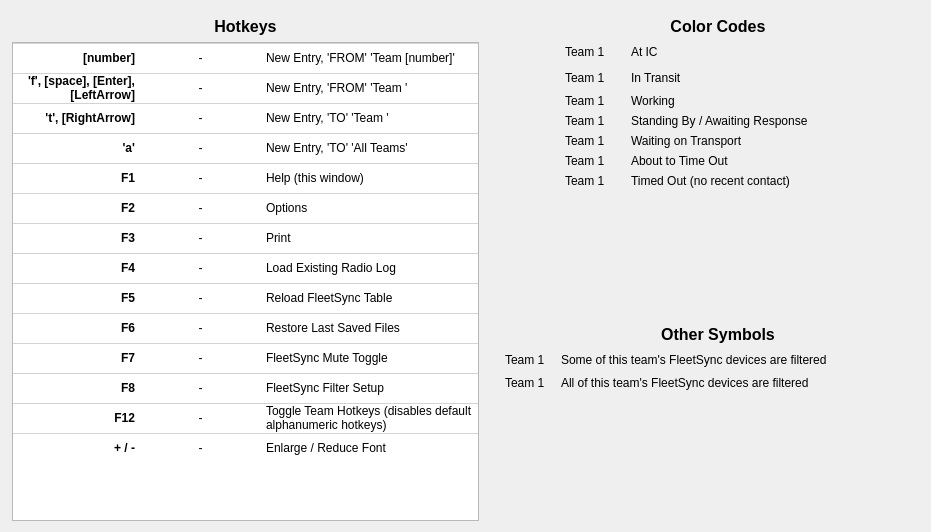
Above: designer/help.ui from ncssar/radiolog before the change. Below: the same form after it.
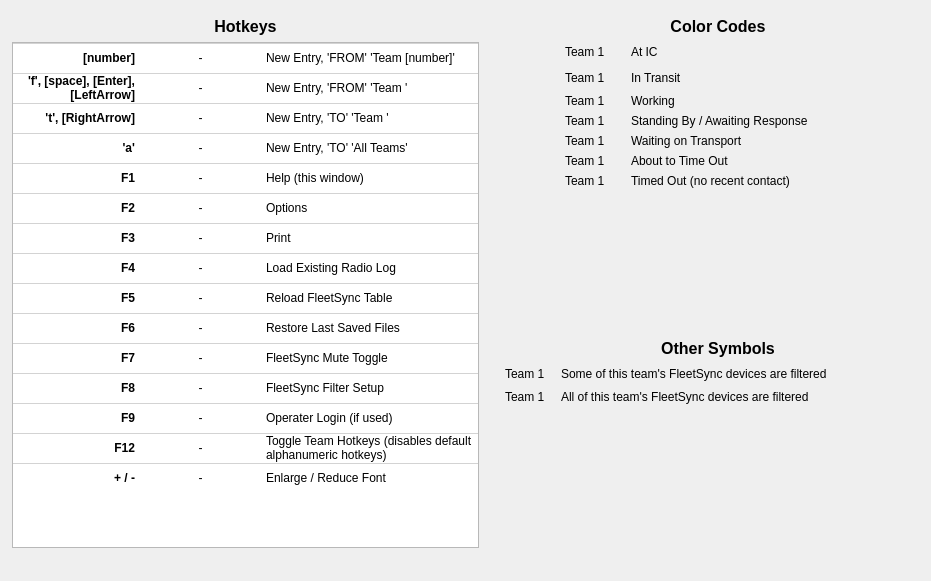
That is the form after the change.

What changed in the file:
```diff
--- a/designer/help.ui
+++ b/designer/help.ui
@@ -10,7 +10,7 @@
     <x>0</x>
     <y>0</y>
     <width>931</width>
-    <height>532</height>
+    <height>581</height>
    </rect>
   </property>
   <property name="sizePolicy">
@@ -31,7 +31,7 @@
      <x>12</x>
      <y>17</y>
      <width>939</width>
-     <height>504</height>
+     <height>531</height>
     </rect>
    </property>
    <layout class="QHBoxLayout" name="horizontalLayout_3">
@@ -207,6 +207,11 @@
           <string>New Row</string>
          </property>
         </row>
+        <row>
+         <property name="text">
+          <string>New Row</string>
+         </property>
+        </row>
         <row>
          <property name="text">
           <string>F12</string>
@@ -250,7 +255,7 @@
           </font>
          </property>
          <property name="textAlignment">
-          <set>AlignRight|AlignVCenter</set>
+          <set>AlignTrailing|AlignVCenter</set>
          </property>
         </item>
         <item row="0" column="1">
@@ -258,7 +263,7 @@
           <string>-</string>
          </property>
          <property name="textAlignment">
-          <set>AlignHCenter|AlignVCenter|AlignCenter</set>
+          <set>AlignCenter</set>
          </property>
         </item>
         <item row="0" column="2">
@@ -284,7 +289,7 @@
           </font>
          </property>
          <property name="textAlignment">
-          <set>AlignRight|AlignVCenter</set>
+          <set>AlignTrailing|AlignVCenter</set>
          </property>
         </item>
         <item row="1" column="1">
@@ -292,7 +297,7 @@
           <string>-</string>
          </property>
          <property name="textAlignment">
-          <set>AlignHCenter|AlignVCenter|AlignCenter</set>
+          <set>AlignCenter</set>
          </property>
         </item>
         <item row="1" column="2">
@@ -318,7 +323,7 @@
           </font>
          </property>
          <property name="textAlignment">
-          <set>AlignRight|AlignVCenter</set>
+          <set>AlignTrailing|AlignVCenter</set>
          </property>
         </item>
         <item row="2" column="1">
@@ -326,7 +331,7 @@
           <string>-</string>
          </property>
          <property name="textAlignment">
-          <set>AlignHCenter|AlignVCenter|AlignCenter</set>
+          <set>AlignCenter</set>
          </property>
         </item>
         <item row="2" column="2">
@@ -352,7 +357,7 @@
           </font>
          </property>
          <property name="textAlignment">
-          <set>AlignRight|AlignVCenter</set>
+          <set>AlignTrailing|AlignVCenter</set>
          </property>
         </item>
         <item row="3" column="1">
@@ -360,7 +365,7 @@
           <string>-</string>
          </property>
          <property name="textAlignment">
-          <set>AlignHCenter|AlignVCenter|AlignCenter</set>
+          <set>AlignCenter</set>
          </property>
         </item>
         <item row="3" column="2">
@@ -386,7 +391,7 @@
           </font>
          </property>
          <property name="textAlignment">
-          <set>AlignRight|AlignVCenter</set>
+          <set>AlignTrailing|AlignVCenter</set>
          </property>
         </item>
         <item row="4" column="1">
@@ -394,7 +399,7 @@
           <string>-</string>
          </property>
          <property name="textAlignment">
-          <set>AlignHCenter|AlignVCenter|AlignCenter</set>
+          <set>AlignCenter</set>
          </property>
         </item>
         <item row="4" column="2">
@@ -420,7 +425,7 @@
           </font>
          </property>
          <property name="textAlignment">
-          <set>AlignRight|AlignVCenter</set>
+          <set>AlignTrailing|AlignVCenter</set>
          </property>
         </item>
         <item row="5" column="1">
@@ -428,7 +433,7 @@
           <string>-</string>
          </property>
          <property name="textAlignment">
-          <set>AlignHCenter|AlignVCenter|AlignCenter</set>
+          <set>AlignCenter</set>
          </property>
         </item>
         <item row="5" column="2">
@@ -454,7 +459,7 @@
           </font>
          </property>
          <property name="textAlignment">
-          <set>AlignRight|AlignVCenter</set>
+          <set>AlignTrailing|AlignVCenter</set>
          </property>
         </item>
         <item row="6" column="1">
@@ -462,7 +467,7 @@
           <string>-</string>
          </property>
          <property name="textAlignment">
-          <set>AlignHCenter|AlignVCenter|AlignCenter</set>
+          <set>AlignCenter</set>
          </property>
         </item>
         <item row="6" column="2">
@@ -488,7 +493,7 @@
           </font>
          </property>
          <property name="textAlignment">
-          <set>AlignRight|AlignVCenter</set>
+          <set>AlignTrailing|AlignVCenter</set>
          </property>
         </item>
         <item row="7" column="1">
@@ -496,7 +501,7 @@
           <string>-</string>
          </property>
          <property name="textAlignment">
-          <set>AlignHCenter|AlignVCenter|AlignCenter</set>
+          <set>AlignCenter</set>
          </property>
         </item>
         <item row="7" column="2">
@@ -522,7 +527,7 @@
           </font>
          </property>
          <property name="textAlignment">
-          <set>AlignRight|AlignVCenter</set>
+          <set>AlignTrailing|AlignVCenter</set>
          </property>
         </item>
         <item row="8" column="1">
@@ -530,7 +535,7 @@
           <string>-</string>
          </property>
          <property name="textAlignment">
-          <set>AlignHCenter|AlignVCenter|AlignCenter</set>
+          <set>AlignCenter</set>
          </property>
         </item>
         <item row="8" column="2">
@@ -544,7 +549,7 @@
           </font>
          </property>
          <property name="textAlignment">
-          <set>AlignLeft|AlignVCenter</set>
+          <set>AlignLeading|AlignVCenter</set>
          </property>
         </item>
         <item row="9" column="0">
@@ -559,7 +564,7 @@
           </font>
          </property>
          <property name="textAlignment">
-          <set>AlignRight|AlignVCenter</set>
+          <set>AlignTrailing|AlignVCenter</set>
          </property>
         </item>
         <item row="9" column="1">
@@ -567,7 +572,7 @@
           <string>-</string>
          </property>
          <property name="textAlignment">
-          <set>AlignHCenter|AlignVCenter|AlignCenter</set>
+          <set>AlignCenter</set>
          </property>
         </item>
         <item row="9" column="2">
@@ -593,7 +598,7 @@
           </font>
          </property>
          <property name="textAlignment">
-          <set>AlignRight|AlignVCenter</set>
+          <set>AlignTrailing|AlignVCenter</set>
          </property>
         </item>
         <item row="10" column="1">
@@ -601,7 +606,7 @@
           <string>-</string>
          </property>
          <property name="textAlignment">
-          <set>AlignHCenter|AlignVCenter|AlignCenter</set>
+          <set>AlignCenter</set>
          </property>
         </item>
         <item row="10" column="2">
@@ -627,7 +632,7 @@
           </font>
          </property>
          <property name="textAlignment">
-          <set>AlignRight|AlignVCenter</set>
+          <set>AlignTrailing|AlignVCenter</set>
          </property>
         </item>
         <item row="11" column="1">
@@ -635,7 +640,7 @@
           <string>-</string>
          </property>
          <property name="textAlignment">
-          <set>AlignHCenter|AlignVCenter|AlignCenter</set>
+          <set>AlignCenter</set>
          </property>
         </item>
         <item row="11" column="2">
@@ -651,16 +656,17 @@
         </item>
         <item row="12" column="0">
          <property name="text">
-          <string>F12</string>
+          <string>F9</string>
          </property>
          <property name="font">
           <font>
+           <family>MS Shell Dlg 2</family>
            <weight>75</weight>
            <bold>true</bold>
           </font>
          </property>
          <property name="textAlignment">
-          <set>AlignRight|AlignVCenter</set>
+          <set>AlignTrailing|AlignVCenter</set>
          </property>
         </item>
         <item row="12" column="1">
@@ -668,27 +674,32 @@
           <string>-</string>
          </property>
          <property name="textAlignment">
-          <set>AlignHCenter|AlignVCenter|AlignCenter</set>
+          <set>AlignCenter</set>
          </property>
         </item>
         <item row="12" column="2">
          <property name="text">
-          <string>Toggle Team Hotkeys (disables default alphanumeric hotkeys)</string>
+          <string>Operater Login (if used)</string>
+         </property>
+         <property name="font">
+          <font>
+           <family>Segoe UI</family>
+           <pointsize>9</pointsize>
+          </font>
          </property>
         </item>
         <item row="13" column="0">
          <property name="text">
-          <string>+ / -</string>
+          <string>F12</string>
          </property>
          <property name="font">
           <font>
-           <pointsize>9</pointsize>
            <weight>75</weight>
            <bold>true</bold>
           </font>
          </property>
          <property name="textAlignment">
-          <set>AlignRight|AlignVCenter</set>
+          <set>AlignTrailing|AlignVCenter</set>
          </property>
         </item>
         <item row="13" column="1">
@@ -696,10 +707,44 @@
           <string>-</string>
          </property>
          <property name="textAlignment">
-          <set>AlignHCenter|AlignVCenter|AlignCenter</set>
+          <set>AlignCenter</set>
          </property>
         </item>
         <item row="13" column="2">
+         <property name="text">
+          <string>Toggle Team Hotkeys (disables default alphanumeric hotkeys)</string>
+         </property>
+         <property name="font">
+          <font>
+           <family>Segoe UI</family>
+           <pointsize>9</pointsize>
+          </font>
+         </property>
+        </item>
+        <item row="14" column="0">
+         <property name="text">
+          <string>+ / -</string>
+         </property>
+         <property name="font">
+          <font>
+           <pointsize>9</pointsize>
+           <weight>75</weight>
+           <bold>true</bold>
+          </font>
+         </property>
+         <property name="textAlignment">
+          <set>AlignTrailing|AlignVCenter</set>
+         </property>
+        </item>
+        <item row="14" column="1">
+         <property name="text">
+          <string>-</string>
+         </property>
+         <property name="textAlignment">
+          <set>AlignCenter</set>
+         </property>
+        </item>
+        <item row="14" column="2">
          <property name="text">
           <string>Enlarge / Reduce Font</string>
          </property>
```
